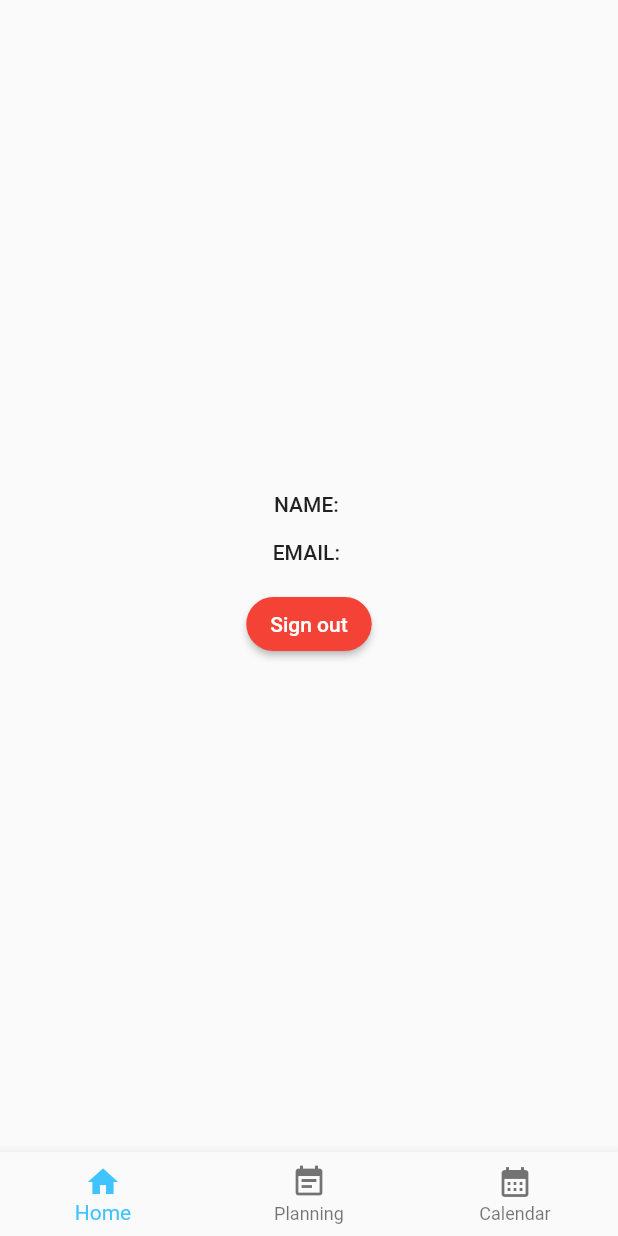
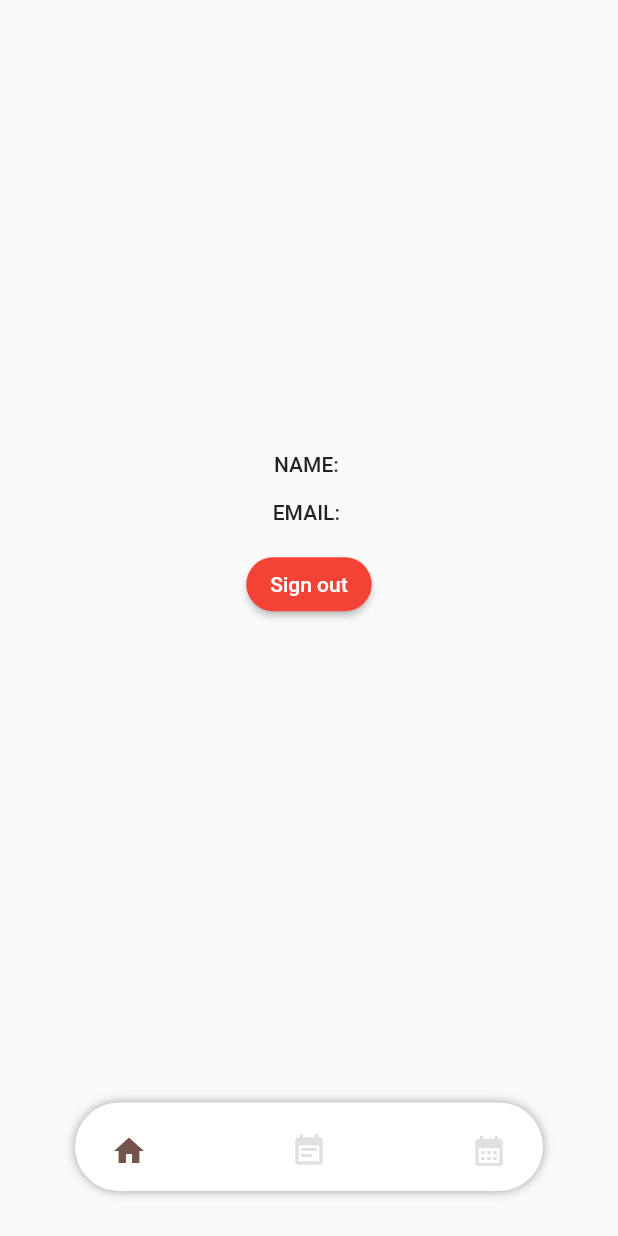
Before and after one commit to cmoral58/wealthwise, a Flutter app: the Dashboard screen opened directly with empty values, on a phone screen of 412 x 824 dp. Run offline on Flutter 3.47's test engine with Material 2 defaults, Android fonts, the phone set to English and light mode, and no system bars; drawn by our look-alikes of dot_navigation_bar; our stand-ins replace calendar_timeline, carousel_slider, firebase_auth, firebase_core, fl_chart; accounts and stored records are empty; project files that could hold a hidden picture were left out.

Commit message:
Bottom Navigation Bar has been added

```diff
--- a/lib/screens/dashboard.dart
+++ b/lib/screens/dashboard.dart
@@ -1,3 +1,4 @@
+import 'package:dot_navigation_bar/dot_navigation_bar.dart';
 import 'package:firebase_auth/firebase_auth.dart';
 import 'package:flutter/material.dart';
 import 'package:wealthwise/screens/home.dart';
@@ -44,25 +45,45 @@ class _DashboardState extends State<Dashboard> {
   Widget build(BuildContext context) {
       return Scaffold(
         body: _pages[_selectedIndex],
-        bottomNavigationBar: BottomNavigationBar(
-          items: const [
-            BottomNavigationBarItem(
+
+          bottomNavigationBar: Padding(
+            padding: const EdgeInsets.only(bottom: 10),
+            child: DotNavigationBar(
+            margin: const EdgeInsets.only(left: 10, right: 10),
+            currentIndex: _selectedIndex,
+            dotIndicatorColor: Colors.white,
+            unselectedItemColor: Colors.grey[300],
+            boxShadow: const <BoxShadow>[
+              BoxShadow(
+                color: Colors.grey,
+                blurRadius: 5
+              )
+            ],
+            // enableFloatingNavBar: false,
+            onTap: _onItemTapped,
+            items: [
+                /// Home
+                DotNavigationBarItem(
                 icon: Icon(Icons.home),
-                label: 'Home'
+                selectedColor: Color(0xff73544C),
                 ),
-            BottomNavigationBarItem(
+
+                /// Likes
+                DotNavigationBarItem(
                 icon: Icon(Icons.event_note),
-                label: 'Planning'
+                selectedColor: Color(0xff73544C),
                 ),
-            BottomNavigationBarItem(
+
+                /// Search
+                DotNavigationBarItem(
                 icon: Icon(Icons.calendar_month),
-                label: 'Calendar'
+                selectedColor: Color(0xff73544C),
                 ),
+
               ],
-          currentIndex: _selectedIndex,
-          selectedItemColor: Colors.lightBlueAccent,
-          onTap: _onItemTapped,
             ),
+          ),
+
       );
   }
 }
--- a/pubspec.yaml
+++ b/pubspec.yaml
@@ -40,6 +40,7 @@ dependencies:
   carousel_slider: ^4.2.1
   fl_chart: ^0.61.0
   calendar_timeline: ^1.1.1
+  dot_navigation_bar: ^1.0.1+2
 
 dev_dependencies:
   flutter_test:
```
Also changed, not shown: lib/screens/planning.dart (+1 -48 lines), pubspec.lock. Lines whose indentation alone changed are shown as unchanged.
